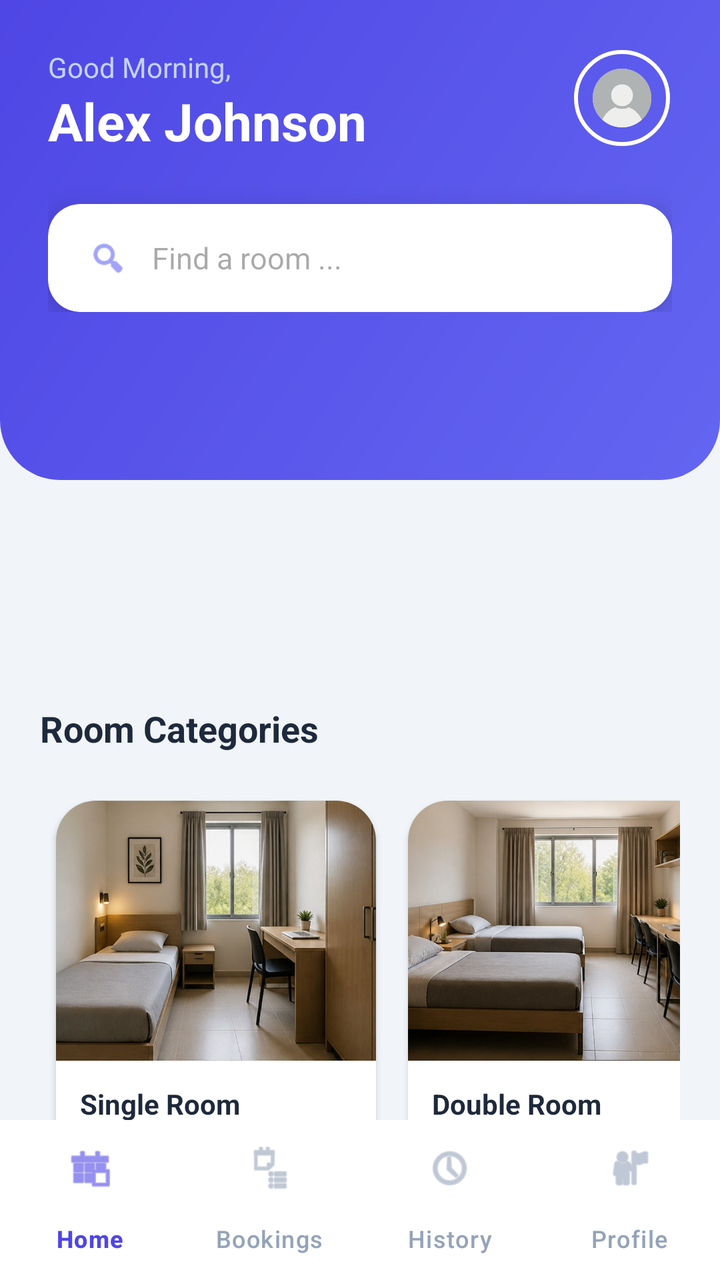
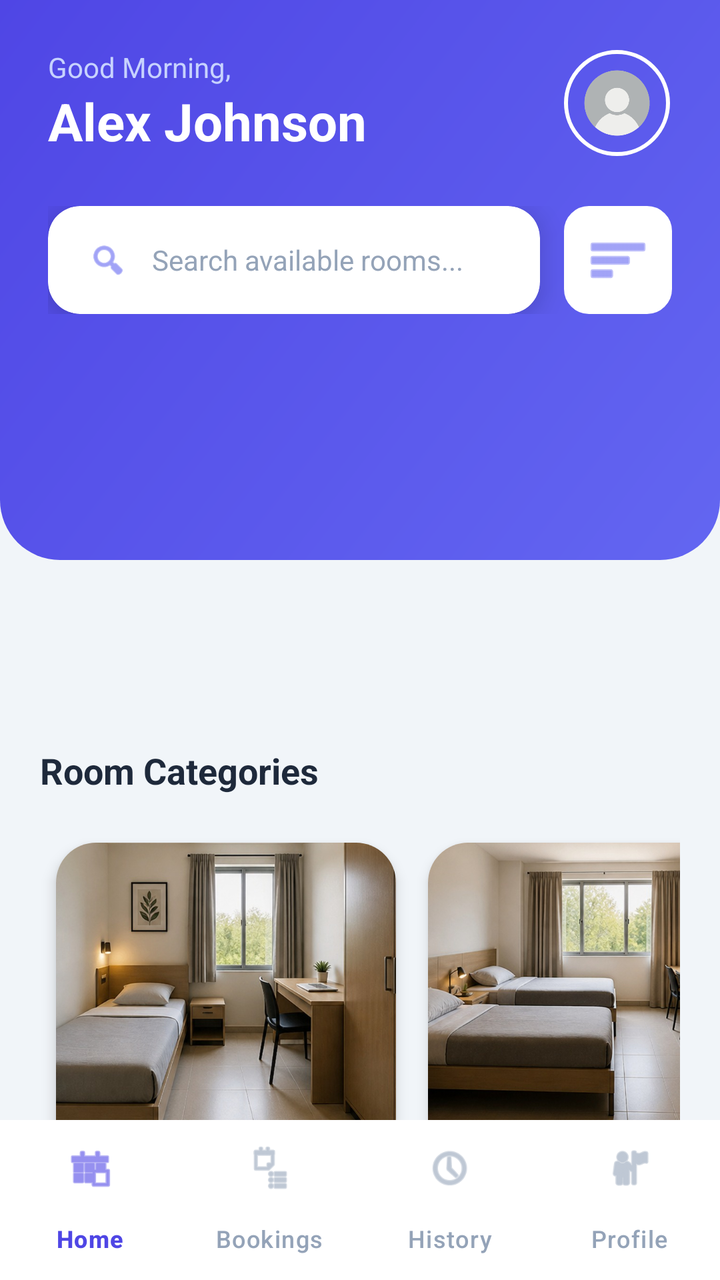

The first picture is an Android layout as it rendered before a commit; the second is the same layout after the commit. The layout source and the unified diff follow.
<!-- AndroidManifest.xml: application theme Theme.UTMSPACE_HostelBookingSystem -->
<!-- res/layout/activity_student_dashboard.xml -->
<?xml version="1.0" encoding="utf-8"?>
<androidx.constraintlayout.widget.ConstraintLayout xmlns:android="http://schemas.android.com/apk/res/android"
    xmlns:app="http://schemas.android.com/apk/res-auto"
    xmlns:tools="http://schemas.android.com/tools"
    android:id="@+id/main"
    android:layout_width="match_parent"
    android:layout_height="match_parent"
    android:background="#F1F5F9"
    tools:context=".StudentDashboardActivity">

    
    <View
        android:id="@+id/topHeaderBg"
        android:layout_width="match_parent"
        android:layout_height="240dp"
        android:background="@drawable/dashboard_gradient"
        app:layout_constraintTop_toTopOf="parent" />

    
    <androidx.core.widget.NestedScrollView
        android:layout_width="match_parent"
        android:layout_height="0dp"
        android:fillViewport="true"
        app:layout_constraintBottom_toTopOf="@id/bottomNavigation"
        app:layout_constraintTop_toTopOf="parent">

        <LinearLayout
            android:layout_width="match_parent"
            android:layout_height="wrap_content"
            android:orientation="vertical">

            
            <LinearLayout
                android:id="@+id/headerTextLayer"
                android:layout_width="match_parent"
                android:layout_height="wrap_content"
                android:orientation="vertical"
                android:padding="24dp">

                <RelativeLayout
                    android:layout_width="match_parent"
                    android:layout_height="wrap_content"
                    android:layout_marginBottom="24dp">

                    <LinearLayout
                        android:layout_width="wrap_content"
                        android:layout_height="wrap_content"
                        android:orientation="vertical">
                        <TextView
                            android:layout_width="wrap_content"
                            android:layout_height="wrap_content"
                            android:text="Good Morning,"
                            android:textColor="#C7D2FE"
                            android:textSize="14sp" />
                        <TextView
                            android:id="@+id/tvStudentName"
                            android:layout_width="wrap_content"
                            android:layout_height="wrap_content"
                            android:text="Alex Johnson"
                            android:textColor="#FFFFFF"
                            android:textSize="26sp"
                            android:textStyle="bold" />
                    </LinearLayout>

                    <com.google.android.material.imageview.ShapeableImageView
                        android:id="@+id/ivProfilePicture"
                        android:layout_width="50dp"
                        android:layout_height="50dp"
                        android:layout_alignParentEnd="true"
                        android:padding="2dp"
                        android:src="@drawable/profile_pic"
                        app:shapeAppearanceOverlay="@style/CircleImage"
                        app:strokeColor="#FFFFFF"
                        app:strokeWidth="2dp" />
                </RelativeLayout>

                <androidx.cardview.widget.CardView
                    android:layout_width="match_parent"
                    android:layout_height="54dp"
                    app:cardCornerRadius="16dp"
                    app:cardElevation="8dp">
                    <LinearLayout
                        android:layout_width="match_parent"
                        android:layout_height="match_parent"
                        android:gravity="center_vertical"
                        android:paddingStart="20dp">
                        <ImageView
                            android:layout_width="20dp"
                            android:layout_height="20dp"
                            android:src="@android:drawable/ic_menu_search"
                            app:tint="#6366F1" />
                        <EditText
                            android:layout_width="match_parent"
                            android:layout_height="wrap_content"
                            android:hint="Find a room ..."
                            android:background="@android:color/transparent"
                            android:paddingStart="12dp"
                            android:textSize="15sp"
                            android:textColor="#1E293B"
                            android:inputType="text"/>
                    </LinearLayout>
                </androidx.cardview.widget.CardView>
            </LinearLayout>

            
            <androidx.viewpager2.widget.ViewPager2
                android:id="@+id/newsViewPager"
                android:layout_width="match_parent"
                android:layout_height="120dp"
                android:layout_marginHorizontal="20dp"
                android:layout_marginTop="12dp" />

            <com.google.android.material.tabs.TabLayout
                android:id="@+id/bannerIndicator"
                android:layout_width="wrap_content"
                android:layout_height="12dp"
                android:layout_marginTop="8dp"
                android:layout_gravity="center"
                android:background="@android:color/transparent"
                app:tabMinWidth="12dp"
                app:tabMaxWidth="12dp"
                app:tabBackground="@drawable/indicator_selector"
                app:tabIndicatorHeight="0dp" />

            
            <LinearLayout
                android:layout_width="match_parent"
                android:layout_height="wrap_content"
                android:orientation="vertical"
                android:paddingHorizontal="20dp"
                android:paddingTop="20dp"
                android:paddingBottom="24dp">

                <TextView
                    android:layout_width="wrap_content"
                    android:layout_height="wrap_content"
                    android:layout_marginBottom="16dp"
                    android:text="Room Categories"
                    android:textColor="#1E293B"
                    android:textSize="18sp"
                    android:textStyle="bold" />

                <HorizontalScrollView
                    android:layout_width="match_parent"
                    android:layout_height="wrap_content"
                    android:scrollbars="none">

                    <LinearLayout
                        android:layout_width="wrap_content"
                        android:layout_height="wrap_content"
                        android:orientation="horizontal">

                        
                        <androidx.cardview.widget.CardView
                            android:id="@+id/cardSingle"
                            android:layout_width="160dp"
                            android:layout_height="220dp"
                            android:layout_margin="8dp"
                            android:clickable="true"
                            android:focusable="true"
                            android:foreground="?android:attr/selectableItemBackground"
                            app:cardCornerRadius="20dp">

                            <LinearLayout
                                android:layout_width="match_parent"
                                android:layout_height="match_parent"
                                android:orientation="vertical">

                                <ImageView
                                    android:layout_width="match_parent"
                                    android:layout_height="130dp"
                                    android:scaleType="centerCrop"
                                    android:src="@drawable/single_room" />

                                <TextView
                                    android:layout_width="wrap_content"
                                    android:layout_height="wrap_content"
                                    android:padding="12dp"
                                    android:text="Single Room"
                                    android:textColor="#1E293B"
                                    android:textStyle="bold" />

                                <TextView
                                    android:layout_width="wrap_content"
                                    android:layout_height="wrap_content"
                                    android:paddingStart="12dp"
                                    android:text="RM 1500/sem"
                                    android:textColor="#6366F1" />
                            </LinearLayout>
                        </androidx.cardview.widget.CardView>

                        
                        <androidx.cardview.widget.CardView
                            android:id="@+id/cardDouble"
                            android:layout_width="160dp"
                            android:layout_height="220dp"
                            android:layout_margin="8dp"
                            android:clickable="true"
                            android:focusable="true"
                            android:foreground="?android:attr/selectableItemBackground"
                            app:cardCornerRadius="20dp">

                            <LinearLayout
                                android:layout_width="match_parent"
                                android:layout_height="match_parent"
                                android:orientation="vertical">

                                <ImageView
                                    android:layout_width="match_parent"
                                    android:layout_height="130dp"
                                    android:scaleType="centerCrop"
                                    android:src="@drawable/double_room" />

                                <TextView
                                    android:layout_width="wrap_content"
                                    android:layout_height="wrap_content"
                                    android:padding="12dp"
                                    android:text="Double Room"
                                    android:textColor="#1E293B"
                                    android:textStyle="bold" />

                                <TextView
                                    android:layout_width="wrap_content"
                                    android:layout_height="wrap_content"
                                    android:paddingStart="12dp"
                                    android:text="RM 1200/sem"
                                    android:textColor="#6366F1" />
                            </LinearLayout>
                        </androidx.cardview.widget.CardView>

                        
                        <androidx.cardview.widget.CardView
                            android:id="@+id/cardQuad"
                            android:layout_width="160dp"
                            android:layout_height="220dp"
                            android:layout_margin="8dp"
                            android:clickable="true"
                            android:focusable="true"
                            android:foreground="?android:attr/selectableItemBackground"
                            app:cardCornerRadius="20dp">

                            <LinearLayout
                                android:layout_width="match_parent"
                                android:layout_height="match_parent"
                                android:orientation="vertical">

                                <ImageView
                                    android:layout_width="match_parent"
                                    android:layout_height="130dp"
                                    android:scaleType="centerCrop"
                                    android:src="@drawable/quad_room" />

                                <TextView
                                    android:layout_width="wrap_content"
                                    android:layout_height="wrap_content"
                                    android:padding="12dp"
                                    android:text="Quad Room"
                                    android:textColor="#1E293B"
                                    android:textStyle="bold" />

                                <TextView
                                    android:layout_width="wrap_content"
                                    android:layout_height="wrap_content"
                                    android:paddingStart="12dp"
                                    android:text="RM 800/sem"
                                    android:textColor="#6366F1" />
                            </LinearLayout>
                        </androidx.cardview.widget.CardView>
                    </LinearLayout>
                </HorizontalScrollView>
            </LinearLayout>
        </LinearLayout>
    </androidx.core.widget.NestedScrollView>

    
    <com.google.android.material.bottomnavigation.BottomNavigationView
        android:id="@+id/bottomNavigation"
        style="@style/BottomNavStyle"
        android:layout_width="match_parent"
        android:layout_height="80dp"
        android:background="#FFFFFF"
        app:elevation="16dp"
        app:layout_constraintBottom_toBottomOf="parent"
        app:menu="@menu/student_nav_menu" />

</androidx.constraintlayout.widget.ConstraintLayout>
<!-- resources referenced by this layout -->
<resources>
  <!-- drawable dashboard_gradient (drawable) -->
  <?xml version="1.0" encoding="utf-8"?>
  <shape xmlns:android="http://schemas.android.com/apk/res/android">
      <gradient
          android:startColor="#6366F1"
          android:endColor="#4F46E5"
          android:angle="135"/>
      <corners android:bottomLeftRadius="30dp" android:bottomRightRadius="30dp" />
  </shape>
  <!-- drawable double_room: jpeg bitmap (drawable, 95383 bytes) -->
  <!-- drawable indicator_selector (drawable) -->
  <?xml version="1.0" encoding="utf-8"?>
  <selector xmlns:android="http://schemas.android.com/apk/res/android">
      <item android:state_selected="true">
          <shape android:shape="oval">
              <solid android:color="#4F46E5" />
              <size android:width="8dp" android:height="8dp" />
          </shape>
      </item>
      <item>
          <shape android:shape="oval">
              <solid android:color="#94A3B8" />
              <size android:width="8dp" android:height="8dp" />
          </shape>
      </item>
  </selector>
  <!-- drawable profile_pic: png bitmap (drawable, 49379 bytes) -->
  <!-- drawable quad_room: jpeg bitmap (drawable, 42357 bytes) -->
  <!-- drawable single_room: jpeg bitmap (drawable, 73836 bytes) -->
  <style name="BottomNavStyle" parent="Widget.Material3.BottomNavigationView">
          
          <item name="backgroundTint">@color/white</item>
  
          
          <item name="itemIconTint">@color/nav_item_colors</item>
          <item name="itemTextColor">@color/nav_item_colors</item>
  
          
          <item name="itemActiveIndicatorStyle">@style/App.ActiveIndicator</item>
  
          
          <item name="labelVisibilityMode">labeled</item>
  
          
          <item name="itemTextAppearanceActive">@style/BottomNavText.Active</item>
          <item name="itemTextAppearanceInactive">@style/BottomNavText.Inactive</item>
      </style>
  <style name="CircleImage">
          <item name="cornerSize">50%</item>
      </style>
  <style name="Theme.UTMSPACE_HostelBookingSystem" parent="Base.Theme.UTMSPACE_HostelBookingSystem" />
  <color name="white">#FFFFFFFF</color>
  <style name="App.ActiveIndicator" parent="Widget.Material3.BottomNavigationView.ActiveIndicator">
          
          <item name="android:color">#EEF2FF</item>
          
          <item name="android:width">48dp</item>
      </style>
  <style name="BottomNavText.Active" parent="TextAppearance.Material3.LabelMedium">
          <item name="android:textStyle">bold</item>
          <item name="android:textSize">12sp</item>
      </style>
  <style name="BottomNavText.Inactive" parent="TextAppearance.Material3.LabelMedium">
          <item name="android:textStyle">normal</item>
          <item name="android:textSize">12sp</item>
      </style>
  <style name="Base.Theme.UTMSPACE_HostelBookingSystem" parent="Theme.Material3.DayNight.NoActionBar">
          
          
      </style>
</resources>

<!-- the commit's change to res/layout/activity_student_dashboard.xml (unified diff, before → after) -->
@@ -12,7 +12,7 @@
     <View
         android:id="@+id/topHeaderBg"
         android:layout_width="match_parent"
-        android:layout_height="240dp"
+        android:layout_height="280dp"
         android:background="@drawable/dashboard_gradient"
         app:layout_constraintTop_toTopOf="parent" />
 
@@ -21,6 +21,7 @@
         android:layout_width="match_parent"
         android:layout_height="0dp"
         android:fillViewport="true"
+        android:scrollbars="none"
         app:layout_constraintBottom_toTopOf="@id/bottomNavigation"
         app:layout_constraintTop_toTopOf="parent">
 
@@ -46,12 +47,14 @@
                         android:layout_width="wrap_content"
                         android:layout_height="wrap_content"
                         android:orientation="vertical">
+
                         <TextView
                             android:layout_width="wrap_content"
                             android:layout_height="wrap_content"
                             android:text="Good Morning,"
                             android:textColor="#C7D2FE"
                             android:textSize="14sp" />
+
                         <TextView
                             android:id="@+id/tvStudentName"
                             android:layout_width="wrap_content"
@@ -64,8 +67,8 @@
 
                     <com.google.android.material.imageview.ShapeableImageView
                         android:id="@+id/ivProfilePicture"
-                        android:layout_width="50dp"
-                        android:layout_height="50dp"
+                        android:layout_width="55dp"
+                        android:layout_height="55dp"
                         android:layout_alignParentEnd="true"
                         android:padding="2dp"
                         android:src="@drawable/profile_pic"
@@ -74,39 +77,73 @@
                         app:strokeWidth="2dp" />
                 </RelativeLayout>
 
-                <androidx.cardview.widget.CardView
+                
+                <LinearLayout
                     android:layout_width="match_parent"
-                    android:layout_height="54dp"
-                    app:cardCornerRadius="16dp"
-                    app:cardElevation="8dp">
-                    <LinearLayout
-                        android:layout_width="match_parent"
-                        android:layout_height="match_parent"
-                        android:gravity="center_vertical"
-                        android:paddingStart="20dp">
-                        <ImageView
-                            android:layout_width="20dp"
-                            android:layout_height="20dp"
-                            android:src="@android:drawable/ic_menu_search"
-                            app:tint="#6366F1" />
-                        <EditText
+                    android:layout_height="wrap_content"
+                    android:orientation="horizontal">
+
+                    <androidx.cardview.widget.CardView
+                        android:layout_width="0dp"
+                        android:layout_height="54dp"
+                        android:layout_weight="1"
+                        app:cardCornerRadius="16dp"
+                        app:cardElevation="8dp"
+                        app:cardBackgroundColor="#FFFFFF">
+
+                        <LinearLayout
                             android:layout_width="match_parent"
-                            android:layout_height="wrap_content"
-                            android:hint="Find a room ..."
-                            android:background="@android:color/transparent"
-                            android:paddingStart="12dp"
-                            android:textSize="15sp"
-                            android:textColor="#1E293B"
-                            android:inputType="text"/>
-                    </LinearLayout>
-                </androidx.cardview.widget.CardView>
+                            android:layout_height="match_parent"
+                            android:gravity="center_vertical"
+                            android:paddingStart="20dp">
+
+                            <ImageView
+                                android:layout_width="20dp"
+                                android:layout_height="20dp"
+                                android:src="@android:drawable/ic_menu_search"
+                                app:tint="#6366F1" />
+
+                            <EditText
+                                android:id="@+id/etSearchRoom"
+                                android:layout_width="match_parent"
+                                android:layout_height="wrap_content"
+                                android:background="@android:color/transparent"
+                                android:hint="Search available rooms..."
+                                android:paddingStart="12dp"
+                                android:textSize="14sp"
+                                android:textColor="#1E293B"
+                                android:textColorHint="#94A3B8"
+                                android:inputType="text"/>
+                        </LinearLayout>
+                    </androidx.cardview.widget.CardView>
+
+                    <ImageButton
+                        android:id="@+id/btnFilter"
+                        android:layout_width="54dp"
+                        android:layout_height="54dp"
+                        android:layout_marginStart="12dp"
+                        android:background="@drawable/input_field_rounded"
+                        android:backgroundTint="#FFFFFF"
+                        android:padding="12dp"
+                        android:src="@android:drawable/ic_menu_sort_by_size"
+                        app:tint="#6366F1" />
+                </LinearLayout>
+
+                
+                <LinearLayout
+                    android:id="@+id/searchResultsLayout"
+                    android:layout_width="match_parent"
+                    android:layout_height="wrap_content"
+                    android:orientation="vertical"
+                    android:layout_marginTop="16dp"
+                    android:visibility="gone"/>
             </LinearLayout>
 
             
             <androidx.viewpager2.widget.ViewPager2
                 android:id="@+id/newsViewPager"
                 android:layout_width="match_parent"
-                android:layout_height="120dp"
+                android:layout_height="140dp"
                 android:layout_marginHorizontal="20dp"
                 android:layout_marginTop="12dp" />
 
@@ -134,11 +171,11 @@
                 <TextView
                     android:layout_width="wrap_content"
                     android:layout_height="wrap_content"
-                    android:layout_marginBottom="16dp"
                     android:text="Room Categories"
                     android:textColor="#1E293B"
                     android:textSize="18sp"
-                    android:textStyle="bold" />
+                    android:textStyle="bold"
+                    android:layout_marginBottom="16dp"/>
 
                 <HorizontalScrollView
                     android:layout_width="match_parent"
@@ -153,13 +190,14 @@
                         
                         <androidx.cardview.widget.CardView
                             android:id="@+id/cardSingle"
-                            android:layout_width="160dp"
-                            android:layout_height="220dp"
+                            android:layout_width="170dp"
+                            android:layout_height="230dp"
                             android:layout_margin="8dp"
                             android:clickable="true"
                             android:focusable="true"
                             android:foreground="?android:attr/selectableItemBackground"
-                            app:cardCornerRadius="20dp">
+                            app:cardCornerRadius="20dp"
+                            app:cardElevation="4dp">
 
                             <LinearLayout
                                 android:layout_width="match_parent"
@@ -168,7 +206,7 @@
 
                                 <ImageView
                                     android:layout_width="match_parent"
-                                    android:layout_height="130dp"
+                                    android:layout_height="140dp"
                                     android:scaleType="centerCrop"
                                     android:src="@drawable/single_room" />
 
@@ -178,6 +216,7 @@
                                     android:padding="12dp"
                                     android:text="Single Room"
                                     android:textColor="#1E293B"
+                                    android:textSize="16sp"
                                     android:textStyle="bold" />
 
                                 <TextView
@@ -185,20 +224,32 @@
                                     android:layout_height="wrap_content"
                                     android:paddingStart="12dp"
                                     android:text="RM 1500/sem"
-                                    android:textColor="#6366F1" />
+                                    android:textColor="#6366F1"
+                                    android:textSize="14sp"
+                                    android:textStyle="bold" />
+
+                                <TextView
+                                    android:layout_width="wrap_content"
+                                    android:layout_height="wrap_content"
+                                    android:paddingStart="12dp"
+                                    android:paddingTop="4dp"
+                                    android:text="Private room"
+                                    android:textColor="#94A3B8"
+                                    android:textSize="11sp" />
                             </LinearLayout>
                         </androidx.cardview.widget.CardView>
 
                         
                         <androidx.cardview.widget.CardView
                             android:id="@+id/cardDouble"
-                            android:layout_width="160dp"
-                            android:layout_height="220dp"
+                            android:layout_width="170dp"
+                            android:layout_height="230dp"
                             android:layout_margin="8dp"
                             android:clickable="true"
                             android:focusable="true"
                             android:foreground="?android:attr/selectableItemBackground"
-                            app:cardCornerRadius="20dp">
+                            app:cardCornerRadius="20dp"
+                            app:cardElevation="4dp">
 
                             <LinearLayout
                                 android:layout_width="match_parent"
@@ -207,7 +258,7 @@
 
                                 <ImageView
                                     android:layout_width="match_parent"
-                                    android:layout_height="130dp"
+                                    android:layout_height="140dp"
                                     android:scaleType="centerCrop"
                                     android:src="@drawable/double_room" />
 
@@ -217,6 +268,7 @@
                                     android:padding="12dp"
                                     android:text="Double Room"
                                     android:textColor="#1E293B"
+                                    android:textSize="16sp"
                                     android:textStyle="bold" />
 
                                 <TextView
@@ -224,20 +276,32 @@
                                     android:layout_height="wrap_content"
                                     android:paddingStart="12dp"
                                     android:text="RM 1200/sem"
-                                    android:textColor="#6366F1" />
+                                    android:textColor="#6366F1"
+                                    android:textSize="14sp"
+                                    android:textStyle="bold" />
+
+                                <TextView
+                                    android:layout_width="wrap_content"
+                                    android:layout_height="wrap_content"
+                                    android:paddingStart="12dp"
+                                    android:paddingTop="4dp"
+                                    android:text="Shared with 1"
+                                    android:textColor="#94A3B8"
+                                    android:textSize="11sp" />
                             </LinearLayout>
                         </androidx.cardview.widget.CardView>
 
                         
                         <androidx.cardview.widget.CardView
                             android:id="@+id/cardQuad"
-                            android:layout_width="160dp"
-                            android:layout_height="220dp"
+                            android:layout_width="170dp"
+                            android:layout_height="230dp"
                             android:layout_margin="8dp"
                             android:clickable="true"
                             android:focusable="true"
                             android:foreground="?android:attr/selectableItemBackground"
-                            app:cardCornerRadius="20dp">
+                            app:cardCornerRadius="20dp"
+                            app:cardElevation="4dp">
 
                             <LinearLayout
                                 android:layout_width="match_parent"
@@ -246,7 +310,7 @@
 
                                 <ImageView
                                     android:layout_width="match_parent"
-                                    android:layout_height="130dp"
+                                    android:layout_height="140dp"
                                     android:scaleType="centerCrop"
                                     android:src="@drawable/quad_room" />
 
@@ -256,6 +320,7 @@
                                     android:padding="12dp"
                                     android:text="Quad Room"
                                     android:textColor="#1E293B"
+                                    android:textSize="16sp"
                                     android:textStyle="bold" />
 
                                 <TextView
@@ -263,7 +328,18 @@
                                     android:layout_height="wrap_content"
                                     android:paddingStart="12dp"
                                     android:text="RM 800/sem"
-                                    android:textColor="#6366F1" />
+                                    android:textColor="#6366F1"
+                                    android:textSize="14sp"
+                                    android:textStyle="bold" />
+
+                                <TextView
+                                    android:layout_width="wrap_content"
+                                    android:layout_height="wrap_content"
+                                    android:paddingStart="12dp"
+                                    android:paddingTop="4dp"
+                                    android:text="Shared with 3"
+                                    android:textColor="#94A3B8"
+                                    android:textSize="11sp" />
                             </LinearLayout>
                         </androidx.cardview.widget.CardView>
                     </LinearLayout>
<!-- resource entries referenced after the edit -->
@@ -26,6 +26,13 @@
           </shape>
       </item>
   </selector>
+  <!-- drawable input_field_rounded (drawable) -->
+  <?xml version="1.0" encoding="utf-8"?>
+  <shape xmlns:android="http://schemas.android.com/apk/res/android">
+      <solid android:color="#F1F5F9"/>
+      <corners android:radius="12dp"/>
+      <stroke android:width="1dp" android:color="#CBD5E1"/>
+  </shape>
   <!-- drawable profile_pic: png bitmap (drawable, 49379 bytes) -->
   <!-- drawable quad_room: jpeg bitmap (drawable, 42357 bytes) -->
   <!-- drawable single_room: jpeg bitmap (drawable, 73836 bytes) -->
